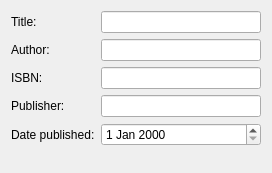
eg0rim/amt, file amt/views/ui/bookForm.ui: the form before one commit.
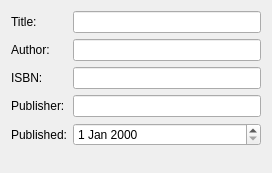
The form after the commit.

```diff
--- a/amt/views/ui/bookForm.ui
+++ b/amt/views/ui/bookForm.ui
@@ -57,7 +57,7 @@
    <item row="4" column="0">
     <widget class="QLabel" name="datePublishedLabel">
      <property name="text">
-      <string>Date published:</string>
+      <string>Published:</string>
      </property>
     </widget>
    </item>
```
